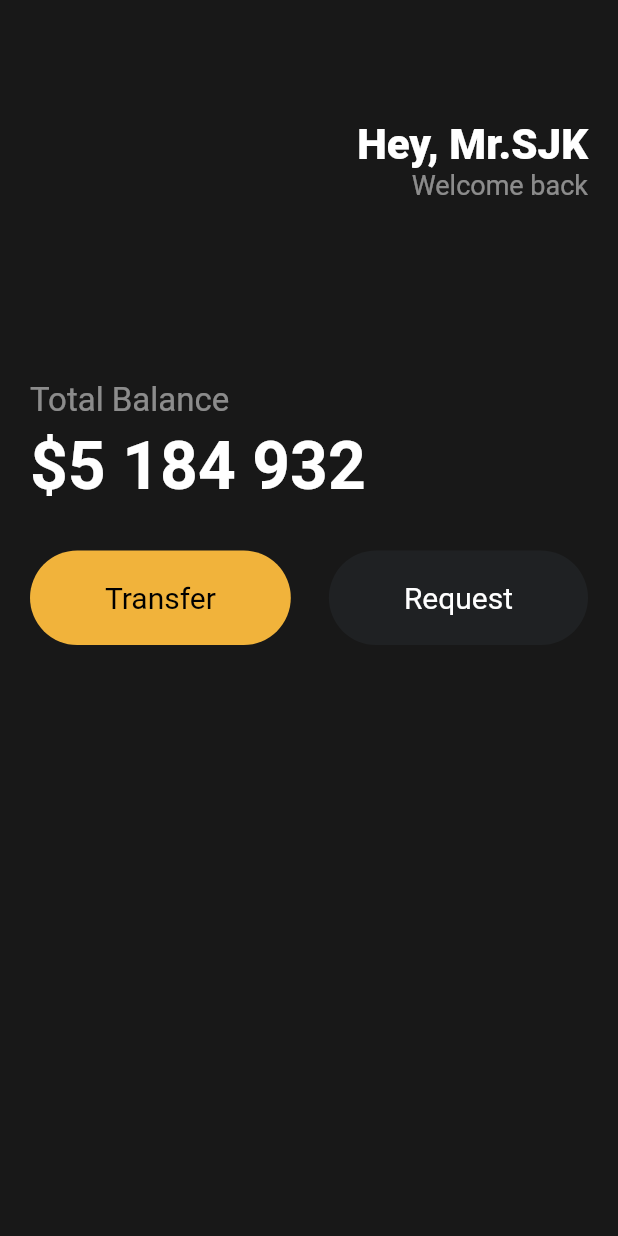
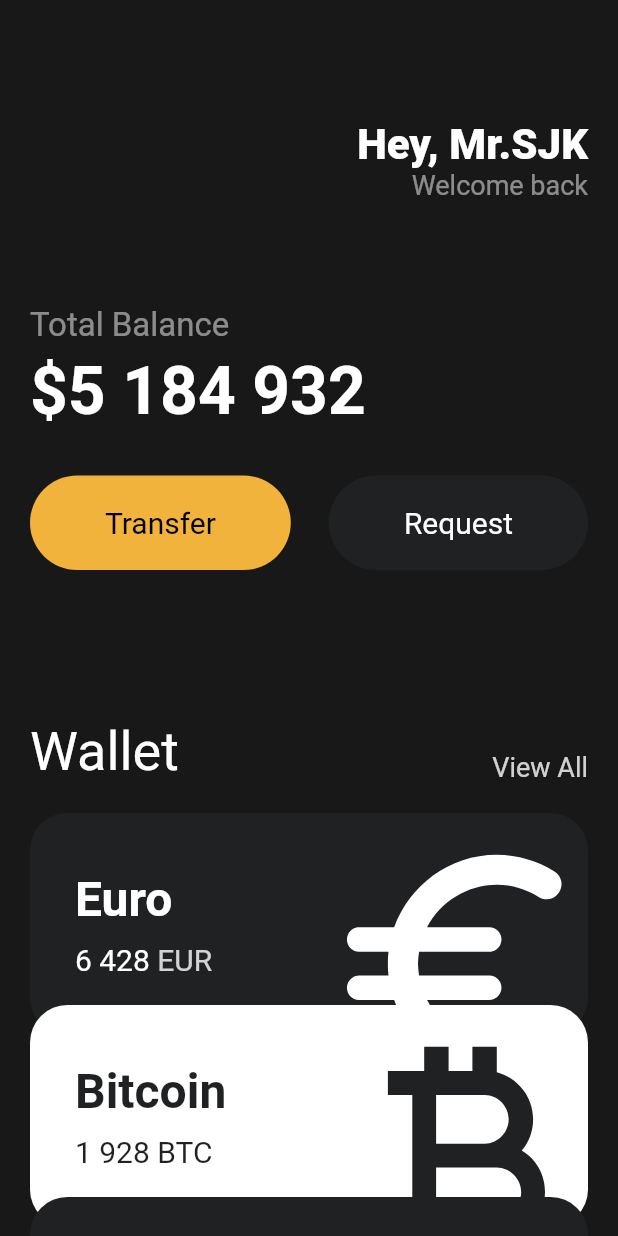
Before and after one commit to Sunjii/pomodoro, a Flutter app: the screen it shows after launch, on a phone screen of 412 x 824 dp. Run offline on Flutter 3.47's test engine with Material 2 defaults, Android fonts, the phone set to English and light mode, and no system bars.

Commit message:
custom currency card

```diff
--- a/lib/main.dart
+++ b/lib/main.dart
@@ -1,5 +1,6 @@
 import 'package:flutter/material.dart';
 import 'package:toonflix/widgets/button.dart';
+import 'package:toonflix/widgets/currency_card.dart';
 
 void main() {
   runApp(const App());
@@ -13,7 +14,8 @@ class App extends StatelessWidget {
     return MaterialApp(
       home: Scaffold(
           backgroundColor: const Color(0xFF181818),
-          body: Padding(
+          body: SingleChildScrollView(
+            child: Padding(
               padding: const EdgeInsets.symmetric(
                 horizontal: 20,
               ),
@@ -49,7 +51,7 @@ class App extends StatelessWidget {
                     ],
                   ),
                   const SizedBox(
-                  height: 120,
+                    height: 70,
                   ),
                   Text(
                     'Total Balance',
@@ -84,8 +86,62 @@ class App extends StatelessWidget {
                           backgroundColor: Color(0xFF1F2123),
                           textColor: Colors.white),
                     ],
-                )
+                  ),
+                  const SizedBox(
+                    height: 100,
+                  ),
+                  Row(
+                    crossAxisAlignment: CrossAxisAlignment.end,
+                    mainAxisAlignment: MainAxisAlignment.spaceBetween,
+                    children: [
+                      const Text(
+                        'Wallet',
+                        style: TextStyle(
+                          color: Colors.white,
+                          fontSize: 36,
+                        ),
+                      ),
+                      Text(
+                        'View All',
+                        style: TextStyle(
+                          color: Colors.white.withOpacity(0.8),
+                          fontSize: 18,
+                        ),
+                      ),
                     ],
+                  ),
+                  const SizedBox(
+                    height: 20,
+                  ),
+                  const CurrencyCard(
+                    name: 'Euro',
+                    code: 'EUR',
+                    amount: '6 428',
+                    icon: Icons.euro_rounded,
+                    isInverted: false,
+                  ),
+                  Transform.translate(
+                    offset: const Offset(0, -20),
+                    child: const CurrencyCard(
+                      name: 'Bitcoin',
+                      code: 'BTC',
+                      amount: '1 928',
+                      icon: Icons.currency_bitcoin,
+                      isInverted: true,
+                    ),
+                  ),
+                  Transform.translate(
+                    offset: const Offset(0, -40),
+                    child: const CurrencyCard(
+                      name: 'Dollar',
+                      code: 'USD',
+                      amount: '572',
+                      icon: Icons.attach_money_rounded,
+                      isInverted: false,
+                    ),
+                  ),
+                ],
+              ),
             ),
           )),
     );
--- /dev/null
+++ b/lib/widgets/currency_card.dart
@@ -0,0 +1,86 @@
+import 'package:flutter/material.dart';
+
+class CurrencyCard extends StatelessWidget {
+  final String name, code, amount;
+  final IconData icon;
+  final bool isInverted;
+
+  final _blackColor = const Color(0xFF1F2123);
+
+  const CurrencyCard({
+    super.key,
+    required this.name,
+    required this.code,
+    required this.amount,
+    required this.icon,
+    required this.isInverted,
+  });
+
+  @override
+  Widget build(BuildContext context) {
+    return (Container(
+        clipBehavior: Clip.hardEdge,
+        decoration: BoxDecoration(
+          color: isInverted ? Colors.white : _blackColor,
+          borderRadius: BorderRadius.circular(25),
+        ),
+        child: Padding(
+          padding: const EdgeInsets.all(30),
+          child: Row(
+            mainAxisAlignment: MainAxisAlignment.spaceBetween,
+            children: [
+              Column(
+                crossAxisAlignment: CrossAxisAlignment.start,
+                children: [
+                  Text(
+                    name,
+                    style: TextStyle(
+                      color: isInverted ? _blackColor : Colors.white,
+                      fontSize: 32,
+                      fontWeight: FontWeight.w600,
+                    ),
+                  ),
+                  const SizedBox(
+                    height: 10,
+                  ),
+                  Row(
+                    children: [
+                      Text(
+                        amount,
+                        style: TextStyle(
+                          color: isInverted ? _blackColor : Colors.white,
+                          fontSize: 20,
+                        ),
+                      ),
+                      const SizedBox(
+                        width: 5,
+                      ),
+                      Text(
+                        code,
+                        style: TextStyle(
+                          color: isInverted
+                              ? _blackColor
+                              : Colors.white.withOpacity(0.8),
+                          fontSize: 20,
+                        ),
+                      ),
+                    ],
+                  )
+                ],
+              ),
+              Transform.scale(
+                scale: 2.2,
+                child: Transform.translate(
+                  offset: const Offset(-5, 12),
+                  child: Icon(
+                    icon,
+                    color: isInverted ? _blackColor : Colors.white,
+                    size: 88,
+                  ),
+                ),
+              ),
+            ],
+          ),
+        )));
+  }
+}
```
Lines whose indentation alone changed are shown as unchanged.
